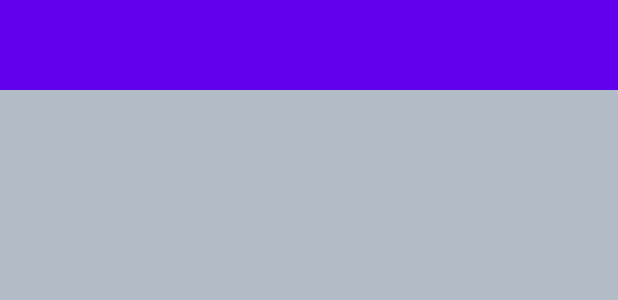
After one commit to byhook/android-note, an Android app: the layout activity_notch_layer.xml on its own in the app's theme, with its tools: preview values and no code run, on a phone screen of 412 x 824 dp. The commit adds this screen. Shown: the top 300 px of the screen. Run offline under Robolectric (Android 15) with nearby library versions, the phone set to English and light mode, and no system bars.

Commit message:
初步添加刘海屏适配测试页面

```diff
--- a/app/src/main/java/com/handy/android/note/MainActivity.java
+++ b/app/src/main/java/com/handy/android/note/MainActivity.java
@@ -3,8 +3,9 @@ package com.handy.android.note;
 import androidx.appcompat.app.AppCompatActivity;
 
 import android.os.Bundle;
+import android.view.View;
 
-import com.handy.note.anim.AnimNoteActivity;
+import com.handy.note.ui.NotchNoteActivity;
 
 public class MainActivity extends AppCompatActivity {
 
@@ -14,4 +15,7 @@ public class MainActivity extends AppCompatActivity {
         setContentView(R.layout.activity_main);
     }
 
+    public void onNotchClick(View view) {
+        NotchNoteActivity.intentStart(this);
+    }
 }
--- a/app/src/main/res/values/colors.xml
+++ b/note-base/src/main/res/values/colors.xml
@@ -3,4 +3,5 @@
     <color name="colorPrimary">#6200EE</color>
     <color name="colorPrimaryDark">#3700B3</color>
     <color name="colorAccent">#03DAC5</color>
+    <color name="color_50123456">#50123456</color>
 </resources>
--- a/note-notch/build.gradle
+++ b/note-notch/build.gradle
@@ -26,6 +26,7 @@ android {
 dependencies {
     implementation fileTree(dir: 'libs', include: ['*.jar'])
 
+    implementation project(':note-base')
     implementation 'androidx.appcompat:appcompat:1.1.0'
     testImplementation 'junit:junit:4.12'
     androidTestImplementation 'androidx.test.ext:junit:1.1.1'
--- /dev/null
+++ b/note-notch/src/main/res/layout/activity_notch_layer.xml
@@ -0,0 +1,13 @@
+<?xml version="1.0" encoding="utf-8"?>
+<LinearLayout xmlns:android="http://schemas.android.com/apk/res/android"
+    android:layout_width="match_parent"
+    android:layout_height="match_parent"
+    android:background="@color/color_50123456"
+    android:orientation="vertical">
+
+    <FrameLayout
+        android:layout_width="match_parent"
+        android:background="@color/colorPrimary"
+        android:layout_height="60dp"/>
+
+</LinearLayout>
```
Also changed, not shown: app/src/main/res/layout/activity_main.xml (+5 -7 lines), note-notch/src/main/AndroidManifest.xml (+8 -1 lines), note-notch/src/main/java/com/handy/note/ui/NotchNoteActivity.java (added, +55 -0 lines).
